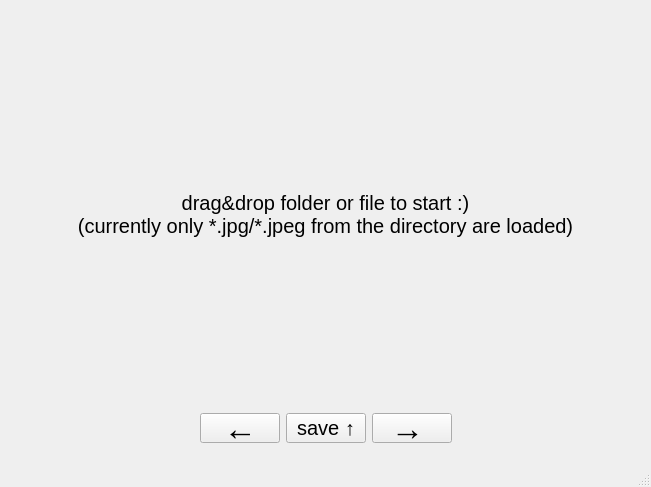
marcelpetrick/Cullendula, file CullendulaMainWindow.ui: the form before one commit.
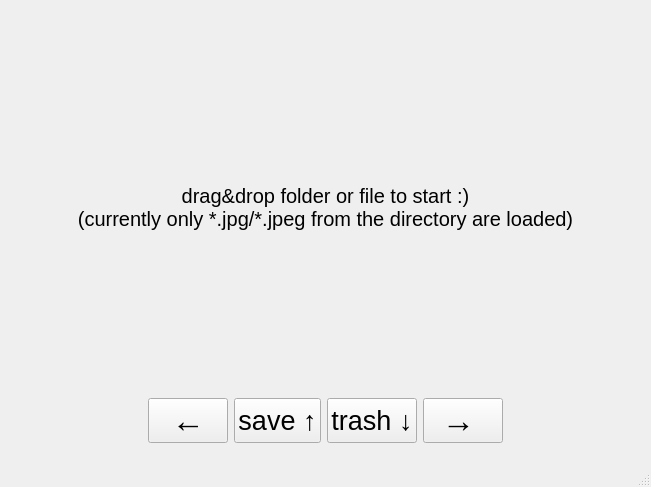
The form after the commit.

Commit message: added a button for trashing the current file; added fitting connect and slot; changed the button-texts slightly and fixed the height

What changed in the file:
```diff
--- a/CullendulaMainWindow.ui
+++ b/CullendulaMainWindow.ui
@@ -96,13 +96,13 @@
            <property name="minimumSize">
             <size>
              <width>0</width>
-             <height>0</height>
+             <height>45</height>
             </size>
            </property>
            <property name="maximumSize">
             <size>
              <width>16777215</width>
-             <height>30</height>
+             <height>45</height>
             </size>
            </property>
            <property name="font">
@@ -126,15 +126,21 @@
          </item>
          <item>
           <widget class="QPushButton" name="savePB">
+           <property name="minimumSize">
+            <size>
+             <width>0</width>
+             <height>45</height>
+            </size>
+           </property>
            <property name="maximumSize">
             <size>
              <width>16777215</width>
-             <height>30</height>
+             <height>45</height>
             </size>
            </property>
            <property name="font">
             <font>
-             <pointsize>15</pointsize>
+             <pointsize>20</pointsize>
             </font>
            </property>
            <property name="text">
@@ -143,14 +149,50 @@
            <property name="shortcut">
             <string>Up</string>
            </property>
+           <property name="autoRepeat">
+            <bool>false</bool>
+           </property>
+          </widget>
+         </item>
+         <item>
+          <widget class="QPushButton" name="trashPB">
+           <property name="minimumSize">
+            <size>
+             <width>0</width>
+             <height>45</height>
+            </size>
+           </property>
+           <property name="maximumSize">
+            <size>
+             <width>16777215</width>
+             <height>45</height>
+            </size>
+           </property>
+           <property name="font">
+            <font>
+             <pointsize>20</pointsize>
+            </font>
+           </property>
+           <property name="text">
+            <string>trash ↓</string>
+           </property>
+           <property name="shortcut">
+            <string>Down</string>
+           </property>
           </widget>
          </item>
          <item>
           <widget class="QPushButton" name="rightPB">
+           <property name="minimumSize">
+            <size>
+             <width>0</width>
+             <height>45</height>
+            </size>
+           </property>
            <property name="maximumSize">
             <size>
              <width>16777215</width>
-             <height>30</height>
+             <height>45</height>
             </size>
            </property>
            <property name="font">
```
The commit also changes 2 other files.
